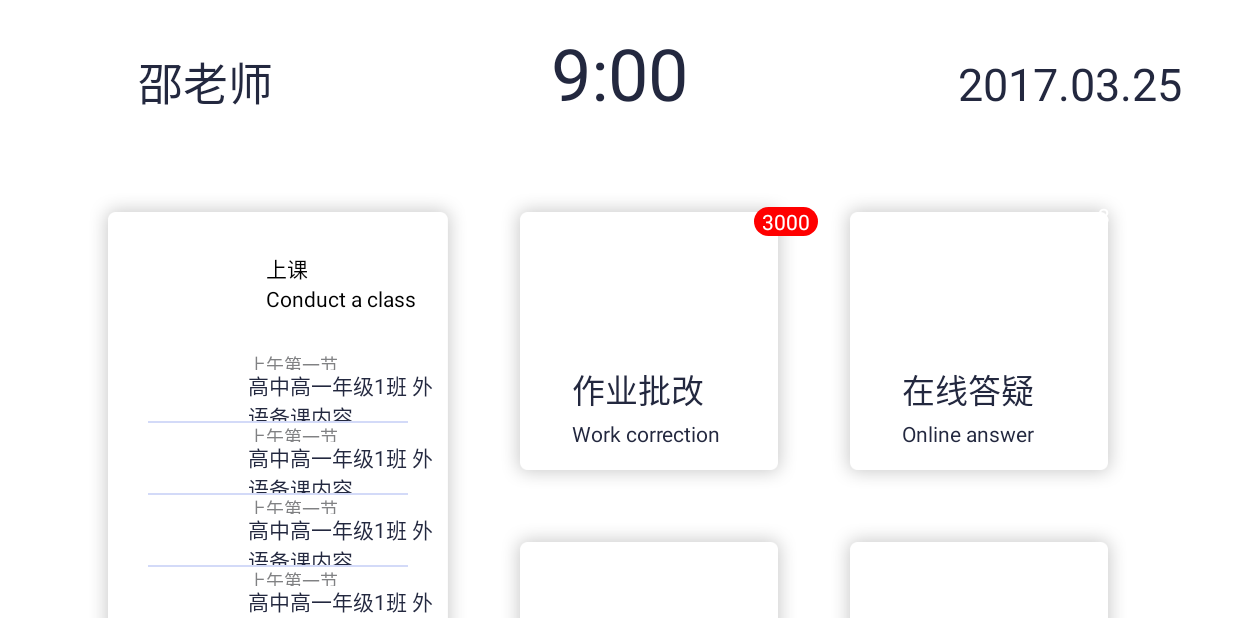
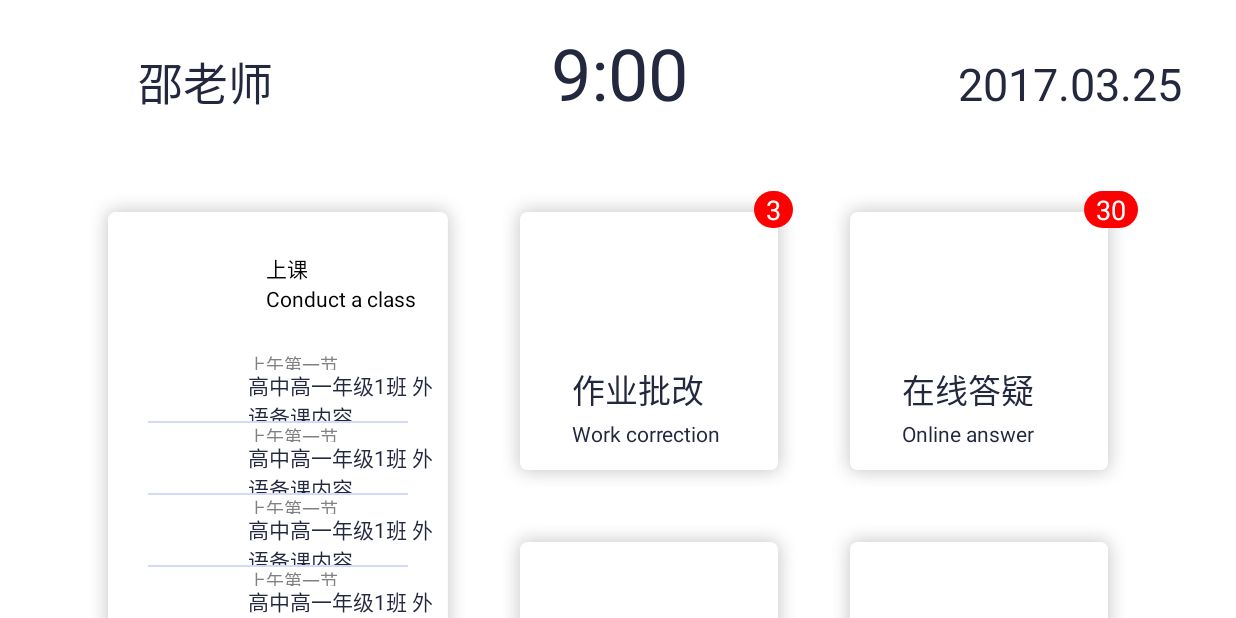
Before and after one commit to jiucongtian/ruiyitong, an Android app: the screen it shows after launch (MainActivity), on a phone screen of 824 x 412 dp (held sideways). Run offline under Robolectric (Android 15) with nearby library versions, the phone set to English and light mode, and no system bars; our stand-ins replace ButterKnife; libraries missing offline, so code that uses them is left out: com.mikepenz.iconics; 3 statements that could not run were skipped.

Commit message:
优化红点

```diff
--- a/app/src/main/res/layout/activity_main.xml
+++ b/app/src/main/res/layout/activity_main.xml
@@ -245,20 +245,20 @@
         <RelativeLayout
             android:layout_width="wrap_content"
             android:layout_height="wrap_content"
-            android:layout_marginBottom="170dp"
+            android:layout_marginBottom="175dp"
             android:layout_marginLeft="170dp"
             app:layout_constraintBottom_toBottomOf="@+id/ll_work"
             app:layout_constraintLeft_toLeftOf="@+id/ll_work">
 
             <TextView
-                style="@style/txt_14_white"
-                android:paddingLeft="5dp"
-                android:paddingRight="5dp"
+                style="@style/txt_18_white"
+                android:paddingLeft="8dp"
+                android:paddingRight="8dp"
                 android:layout_centerInParent="true"
                 android:layout_width="wrap_content"
                 android:layout_height="wrap_content"
                 android:background="@drawable/my_red_point"
-                android:text="3000"/>
+                android:text="3"/>
         </RelativeLayout>
         <!--<RelativeLayout-->
             <!--android:layout_width="27dp"-->
@@ -284,31 +284,48 @@
                 <!--android:layout_height="wrap_content"-->
                 <!--android:text="3000"/>-->
         <!--</RelativeLayout>-->
+        <RelativeLayout
+            android:layout_width="wrap_content"
+            android:layout_height="wrap_content"
+            android:layout_marginBottom="175dp"
+            android:layout_marginLeft="390dp"
+            app:layout_constraintBottom_toBottomOf="@+id/ll_work"
+            app:layout_constraintLeft_toLeftOf="@+id/ll_work">
 
-        <RelativeLayout
-            android:layout_width="27dp"
-            android:layout_height="27dp"
-            android:layout_marginBottom="170dp"
-            android:layout_marginLeft="170dp"
-            app:layout_constraintBottom_toBottomOf="@+id/ll_online"
-            app:layout_constraintLeft_toLeftOf="@+id/ll_online">
-            <ImageView
-                android:paddingTop="2dp"
-                android:paddingBottom="1dp"
-                android:paddingLeft="1dp"
-                android:paddingRight="1dp"
-                android:layout_width="match_parent"
-                android:layout_height="match_parent"
-                app:ico_color="@color/red_1"
-                app:ico_icon="fon_808"/>
             <TextView
-                style="@style/txt_14_white"
+                style="@style/txt_18_white"
+                android:paddingLeft="8dp"
+                android:paddingRight="8dp"
+                android:layout_centerInParent="true"
                 android:layout_width="wrap_content"
                 android:layout_height="wrap_content"
-                android:text="3"
-                android:layout_centerVertical="true"
-                android:layout_centerHorizontal="true" />
+                android:background="@drawable/my_red_point"
+                android:text="30"/>
         </RelativeLayout>
+        <!--<RelativeLayout-->
+            <!--android:layout_width="27dp"-->
+            <!--android:layout_height="27dp"-->
+            <!--android:layout_marginBottom="170dp"-->
+            <!--android:layout_marginLeft="170dp"-->
+            <!--app:layout_constraintBottom_toBottomOf="@+id/ll_online"-->
+            <!--app:layout_constraintLeft_toLeftOf="@+id/ll_online">-->
+            <!--<ImageView-->
+                <!--android:paddingTop="2dp"-->
+                <!--android:paddingBottom="1dp"-->
+                <!--android:paddingLeft="1dp"-->
+                <!--android:paddingRight="1dp"-->
+                <!--android:layout_width="match_parent"-->
+                <!--android:layout_height="match_parent"-->
+                <!--app:ico_color="@color/red_1"-->
+                <!--app:ico_icon="fon_808"/>-->
+            <!--<TextView-->
+                <!--style="@style/txt_14_white"-->
+                <!--android:layout_width="wrap_content"-->
+                <!--android:layout_height="wrap_content"-->
+                <!--android:text="3"-->
+                <!--android:layout_centerVertical="true"-->
+                <!--android:layout_centerHorizontal="true" />-->
+        <!--</RelativeLayout>-->
 
         <RelativeLayout
             android:layout_width="27dp"
@@ -721,29 +738,37 @@
                     android:layout_marginBottom="3dp"
                     android:layout_marginLeft="29dp"
                     android:text="检查新版本" />
+                <RelativeLayout
+                    android:layout_width="wrap_content"
+                    android:layout_height="wrap_content"
+                    android:layout_marginTop="5dp"
+                    android:layout_marginLeft="60dp">
 
+                    <TextView
+                        style="@style/txt_14_white"
+                        android:paddingLeft="5dp"
+                        android:paddingRight="5dp"
+                        android:layout_centerInParent="true"
+                        android:layout_width="wrap_content"
+                        android:layout_height="wrap_content"
+                        android:background="@drawable/my_red_point"
+                        android:text="3"/>
+                </RelativeLayout>
                 <RelativeLayout
                     android:layout_width="27dp"
                     android:layout_height="27dp"
                     android:layout_marginLeft="60dp"
                     app:layout_constraintBottom_toBottomOf="@+id/textView3"
                     app:layout_constraintLeft_toLeftOf="@+id/textView3">
-                    <ImageView
-                        android:paddingTop="2dp"
-                        android:paddingBottom="1dp"
-                        android:paddingLeft="1dp"
-                        android:paddingRight="1dp"
-                        android:layout_width="match_parent"
-                        android:layout_height="match_parent"
-                        app:ico_color="@color/red_1"
-                        app:ico_icon="fon_808"/>
                     <TextView
                         style="@style/txt_14_white"
+                        android:paddingLeft="5dp"
+                        android:paddingRight="5dp"
+                        android:layout_centerInParent="true"
                         android:layout_width="wrap_content"
                         android:layout_height="wrap_content"
-                        android:text="3"
-                        android:layout_centerVertical="true"
-                        android:layout_centerHorizontal="true" />
+                        android:background="@drawable/my_red_point"
+                        android:text="30"/>
                 </RelativeLayout>
 
             </LinearLayout>
--- a/app/src/main/res/values/styles.xml
+++ b/app/src/main/res/values/styles.xml
@@ -60,6 +60,11 @@
         <item name="android:textColor">@color/font_gray</item>
     </style>
 
+    <style name="txt_18_white">
+        <item name="android:textSize">18sp</item>
+        <item name="android:textColor">@color/font_white</item>
+    </style>
+
     <style name="txt_20_dark">
         <item name="android:textSize">20sp</item>
         <item name="android:textColor">@color/font_dark</item>
```
Also changed, not shown: app/src/main/res/mipmap-xhdpi/camera_bg_bak.png (added).
